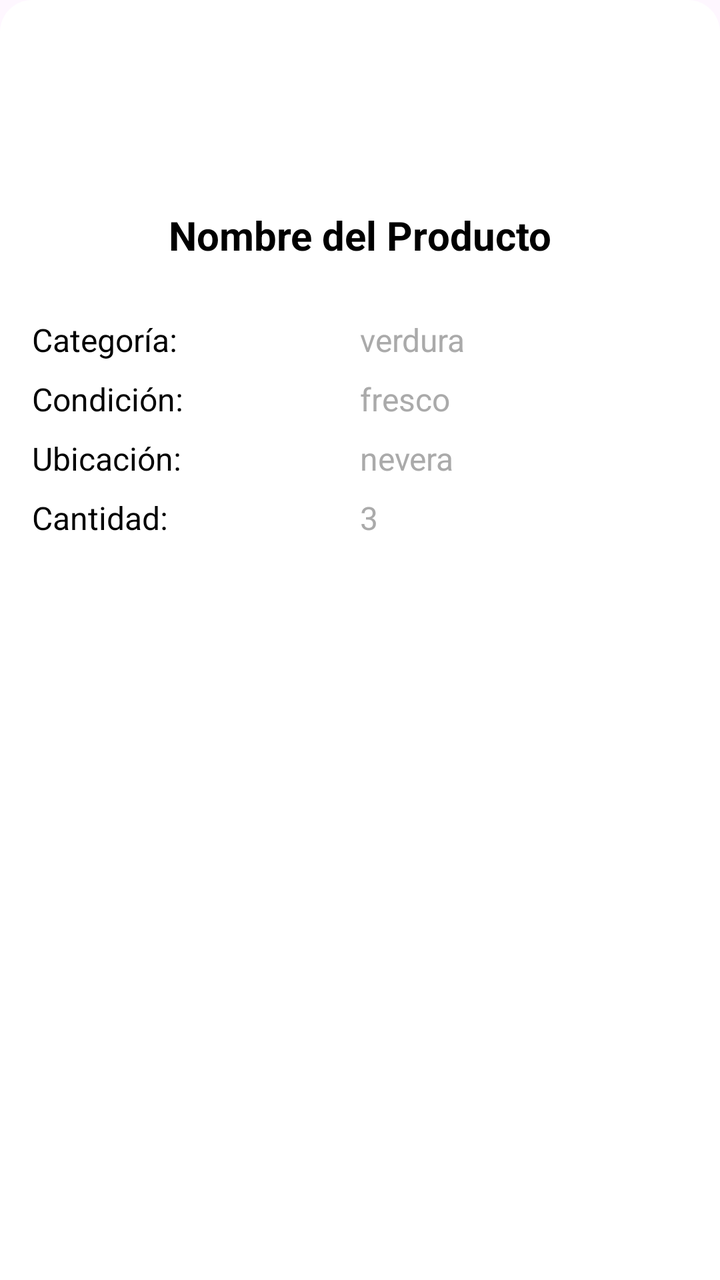
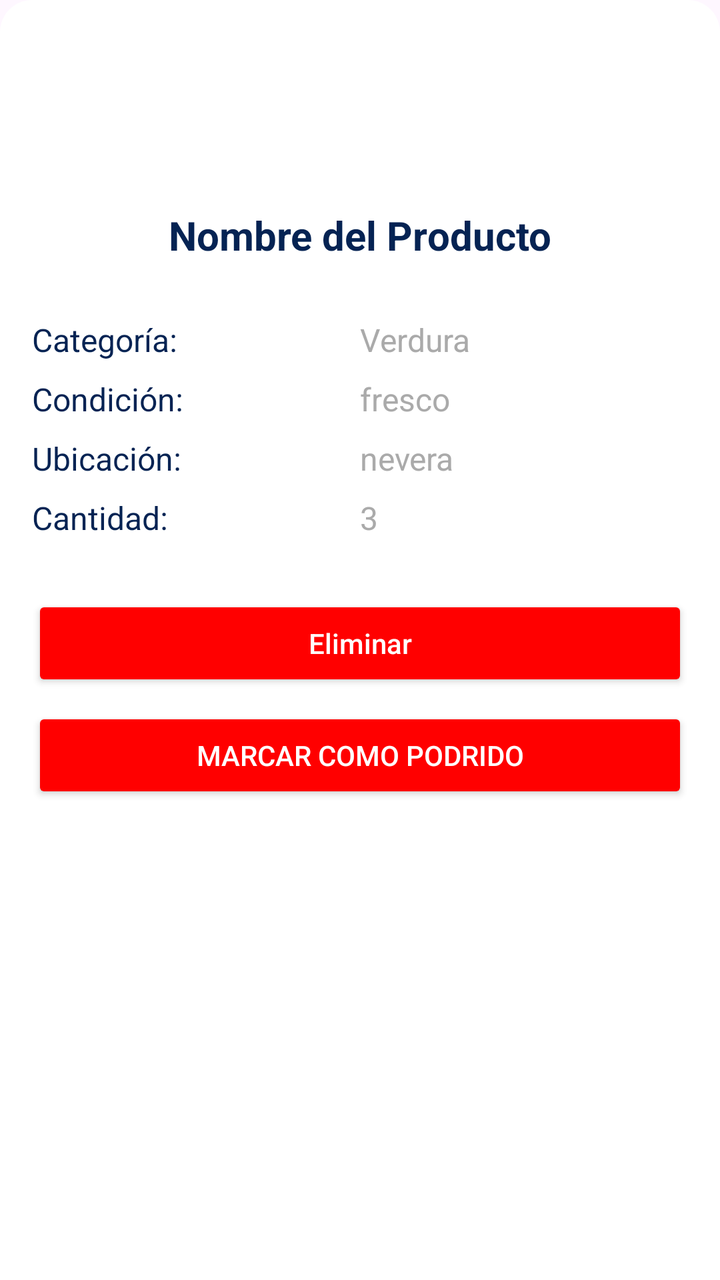

Two renders of the same Android screen: before a commit and after it. Below are the layout's source before the change and the commit's diff.
<!-- AndroidManifest.xml: application theme Theme.SmartFreezer -->
<!-- res/layout/dialog_basic_product.xml -->
<?xml version="1.0" encoding="utf-8"?>
<ScrollView xmlns:android="http://schemas.android.com/apk/res/android"
    android:id="@+id/basicProductDialog"
    android:layout_width="match_parent"
    android:layout_height="wrap_content"
    android:background="@drawable/bottom_sheet_background"
    android:padding="16dp">

    <LinearLayout
        android:layout_width="match_parent"
        android:layout_height="wrap_content"
        android:orientation="vertical"
        android:gravity="center_horizontal">

        <ImageView
            android:id="@+id/iconImageView"
            android:layout_width="80dp"
            android:layout_height="80dp"
            android:layout_marginBottom="8dp"
            android:contentDescription="Icono del producto" />

        <TextView
            android:id="@+id/nameTextView"
            android:layout_width="wrap_content"
            android:layout_height="wrap_content"
            android:text="Nombre del Producto"
            android:textStyle="bold"
            android:textSize="20sp"
            android:textColor="@android:color/black"
            android:layout_marginBottom="16dp" />

        
        <LinearLayout
            android:layout_width="match_parent"
            android:layout_height="wrap_content"
            android:orientation="vertical"
            android:layout_marginTop="8dp">

            
            <LinearLayout
                android:layout_width="match_parent"
                android:layout_height="wrap_content"
                android:orientation="horizontal"
                android:paddingVertical="4dp">

                <TextView
                    android:layout_width="0dp"
                    android:layout_weight="1"
                    android:layout_height="wrap_content"
                    android:text="Categoría:"
                    android:textSize="16sp"
                    android:textColor="@android:color/black" />

                <TextView
                    android:id="@+id/categoryTextView"
                    android:layout_width="0dp"
                    android:layout_weight="1"
                    android:layout_height="wrap_content"
                    android:text="verdura"
                    android:textSize="16sp"
                    android:textColor="@android:color/darker_gray" />
            </LinearLayout>

            
            <LinearLayout
                android:layout_width="match_parent"
                android:layout_height="wrap_content"
                android:orientation="horizontal"
                android:paddingVertical="4dp">

                <TextView
                    android:layout_width="0dp"
                    android:layout_weight="1"
                    android:layout_height="wrap_content"
                    android:text="Condición:"
                    android:textSize="16sp"
                    android:textColor="@android:color/black" />

                <TextView
                    android:id="@+id/conditionTextView"
                    android:layout_width="0dp"
                    android:layout_weight="1"
                    android:layout_height="wrap_content"
                    android:text="fresco"
                    android:textSize="16sp"
                    android:textColor="@android:color/darker_gray" />
            </LinearLayout>

            
            <LinearLayout
                android:layout_width="match_parent"
                android:layout_height="wrap_content"
                android:orientation="horizontal"
                android:paddingVertical="4dp">

                <TextView
                    android:layout_width="0dp"
                    android:layout_weight="1"
                    android:layout_height="wrap_content"
                    android:text="Ubicación:"
                    android:textSize="16sp"
                    android:textColor="@android:color/black" />

                <TextView
                    android:id="@+id/locationTextView"
                    android:layout_width="0dp"
                    android:layout_weight="1"
                    android:layout_height="wrap_content"
                    android:text="nevera"
                    android:textSize="16sp"
                    android:textColor="@android:color/darker_gray" />
            </LinearLayout>

            
            <LinearLayout
                android:layout_width="match_parent"
                android:layout_height="wrap_content"
                android:orientation="horizontal"
                android:paddingVertical="4dp">

                <TextView
                    android:layout_width="0dp"
                    android:layout_weight="1"
                    android:layout_height="wrap_content"
                    android:text="Cantidad:"
                    android:textSize="16sp"
                    android:textColor="@android:color/black" />

                <TextView
                    android:id="@+id/quantityTextView"
                    android:layout_width="0dp"
                    android:layout_weight="1"
                    android:layout_height="wrap_content"
                    android:text="3"
                    android:textSize="16sp"
                    android:textColor="@android:color/darker_gray" />
            </LinearLayout>

        </LinearLayout>
    </LinearLayout>
</ScrollView>
<!-- resources referenced by this layout -->
<resources>
  <!-- drawable bottom_sheet_background (drawable) -->
  <shape xmlns:android="http://schemas.android.com/apk/res/android"
      android:shape="rectangle">
      <solid android:color="@android:color/white" />
      <corners android:topLeftRadius="16dp" android:topRightRadius="16dp" />
  </shape>
  <style name="Theme.SmartFreezer" parent="android:Theme.Material.Light.NoActionBar" />
</resources>

<!-- the commit's change to res/layout/dialog_basic_product.xml (unified diff, before → after) -->
@@ -1,5 +1,6 @@
 <?xml version="1.0" encoding="utf-8"?>
 <ScrollView xmlns:android="http://schemas.android.com/apk/res/android"
+    xmlns:tools="http://schemas.android.com/tools"
     android:id="@+id/basicProductDialog"
     android:layout_width="match_parent"
     android:layout_height="wrap_content"
@@ -17,16 +18,16 @@
             android:layout_width="80dp"
             android:layout_height="80dp"
             android:layout_marginBottom="8dp"
-            android:contentDescription="Icono del producto" />
+            android:contentDescription="@string/icono_del_producto" />
 
         <TextView
             android:id="@+id/nameTextView"
             android:layout_width="wrap_content"
             android:layout_height="wrap_content"
-            android:text="Nombre del Producto"
+            android:text="@string/nombre_del_producto"
             android:textStyle="bold"
             android:textSize="20sp"
-            android:textColor="@android:color/black"
+            android:textColor="?attr/colorTextPrimary"
             android:layout_marginBottom="16dp" />
 
         
@@ -47,18 +48,18 @@
                     android:layout_width="0dp"
                     android:layout_weight="1"
                     android:layout_height="wrap_content"
-                    android:text="Categoría:"
+                    android:text="@string/categor_a"
                     android:textSize="16sp"
-                    android:textColor="@android:color/black" />
+                    android:textColor="?attr/colorTextPrimary" />
 
                 <TextView
                     android:id="@+id/categoryTextView"
                     android:layout_width="0dp"
                     android:layout_weight="1"
                     android:layout_height="wrap_content"
-                    android:text="verdura"
+                    android:text="@string/verdura"
                     android:textSize="16sp"
-                    android:textColor="@android:color/darker_gray" />
+                    android:textColor="?attr/colorTextSecondary" />
             </LinearLayout>
 
             
@@ -72,18 +73,18 @@
                     android:layout_width="0dp"
                     android:layout_weight="1"
                     android:layout_height="wrap_content"
-                    android:text="Condición:"
+                    android:text="@string/condici_n"
                     android:textSize="16sp"
-                    android:textColor="@android:color/black" />
+                    android:textColor="?attr/colorTextPrimary" />
 
                 <TextView
                     android:id="@+id/conditionTextView"
                     android:layout_width="0dp"
                     android:layout_weight="1"
                     android:layout_height="wrap_content"
-                    android:text="fresco"
+                    android:text="@string/fresco"
                     android:textSize="16sp"
-                    android:textColor="@android:color/darker_gray" />
+                    android:textColor="?attr/colorTextSecondary" />
             </LinearLayout>
 
             
@@ -97,18 +98,18 @@
                     android:layout_width="0dp"
                     android:layout_weight="1"
                     android:layout_height="wrap_content"
-                    android:text="Ubicación:"
+                    android:text="@string/ubicaci_n"
                     android:textSize="16sp"
-                    android:textColor="@android:color/black" />
+                    android:textColor="?attr/colorTextPrimary" />
 
                 <TextView
                     android:id="@+id/locationTextView"
                     android:layout_width="0dp"
                     android:layout_weight="1"
                     android:layout_height="wrap_content"
-                    android:text="nevera"
+                    android:text="@string/nevera"
                     android:textSize="16sp"
-                    android:textColor="@android:color/darker_gray" />
+                    android:textColor="?attr/colorTextSecondary" />
             </LinearLayout>
 
             
@@ -122,9 +123,9 @@
                     android:layout_width="0dp"
                     android:layout_weight="1"
                     android:layout_height="wrap_content"
-                    android:text="Cantidad:"
+                    android:text="@string/cantidad"
                     android:textSize="16sp"
-                    android:textColor="@android:color/black" />
+                    android:textColor="?attr/colorTextPrimary" />
 
                 <TextView
                     android:id="@+id/quantityTextView"
@@ -133,9 +134,32 @@
                     android:layout_height="wrap_content"
                     android:text="3"
                     android:textSize="16sp"
-                    android:textColor="@android:color/darker_gray" />
+                    android:textColor="?attr/colorTextSecondary"
+                    tools:ignore="HardcodedText" />
             </LinearLayout>
 
         </LinearLayout>
+
+        
+        <Button
+            android:id="@+id/tvDeleteProduct"
+            android:layout_width="match_parent"
+            android:layout_height="wrap_content"
+            android:layout_marginTop="24dp"
+            android:text="@string/eliminar"
+            android:textColor="?attr/colorTextButton"
+            android:backgroundTint="@color/red"
+            android:textAllCaps="false"
+            android:paddingVertical="12dp"/>
+
+        <Button
+            android:id="@+id/btnMarkAsRotten"
+            android:layout_width="match_parent"
+            android:layout_height="wrap_content"
+            android:text="@string/mark_as_rotten"
+            android:backgroundTint="@color/red"
+            android:textColor="@android:color/white"
+            android:layout_marginTop="8dp"
+            android:layout_marginBottom="8dp"/>
     </LinearLayout>
 </ScrollView>
<!-- resource entries referenced after the edit -->
@@ -1,11 +1,23 @@
 <!-- resources referenced by this layout -->
 <resources>
+  <color name="red">#FF0000</color>
   <!-- drawable bottom_sheet_background (drawable) -->
   <shape xmlns:android="http://schemas.android.com/apk/res/android"
       android:shape="rectangle">
-      <solid android:color="@android:color/white" />
+      <solid android:color="?attr/colorCardBackground" />
       <corners android:topLeftRadius="16dp" android:topRightRadius="16dp" />
   </shape>
+  <string name="cantidad">Cantidad:</string>
+  <string name="categor_a">Categoría:</string>
+  <string name="condici_n">Condición:</string>
+  <string name="eliminar">Eliminar</string>
+  <string name="fresco">fresco</string>
+  <string name="icono_del_producto">Icono del producto</string>
+  <string name="mark_as_rotten">Marcar como podrido</string>
+  <string name="nevera">nevera</string>
+  <string name="nombre_del_producto">Nombre del Producto</string>
+  <string name="ubicaci_n">Ubicación:</string>
+  <string name="verdura">Verdura</string>
   <style name="Theme.SmartFreezer" parent="android:Theme.Material.Light.NoActionBar" />
 </resources>
 
